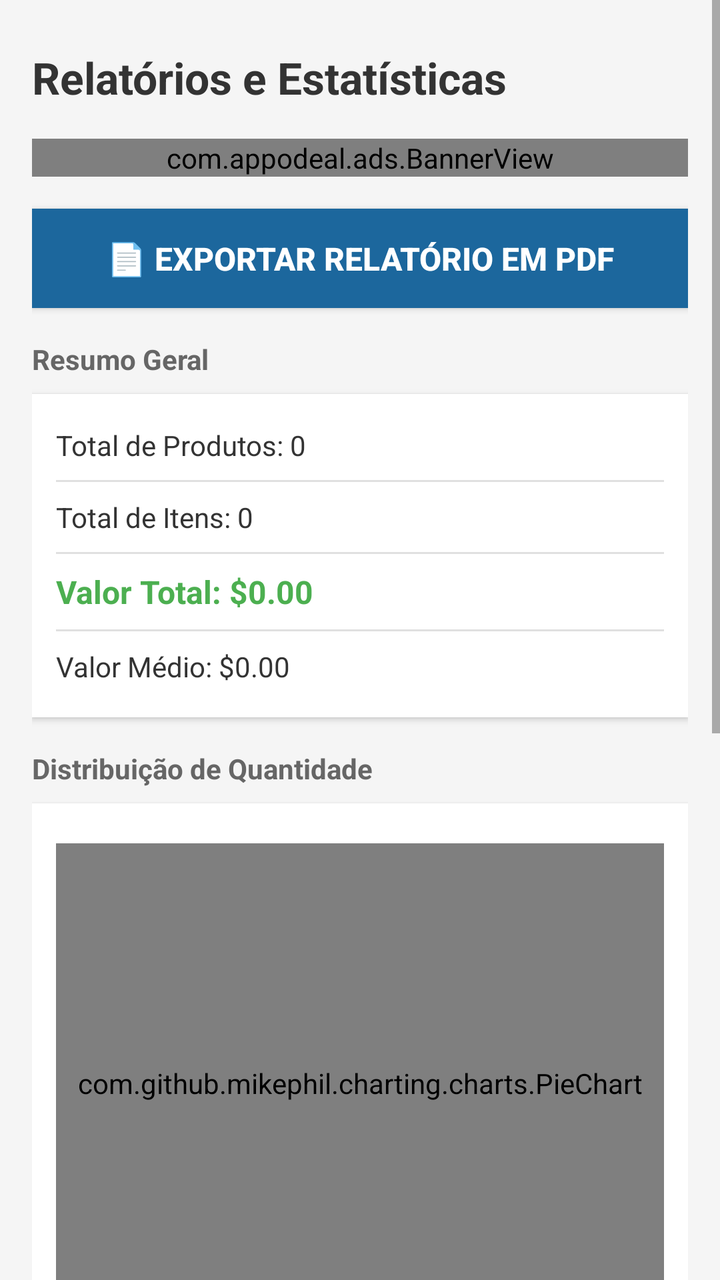
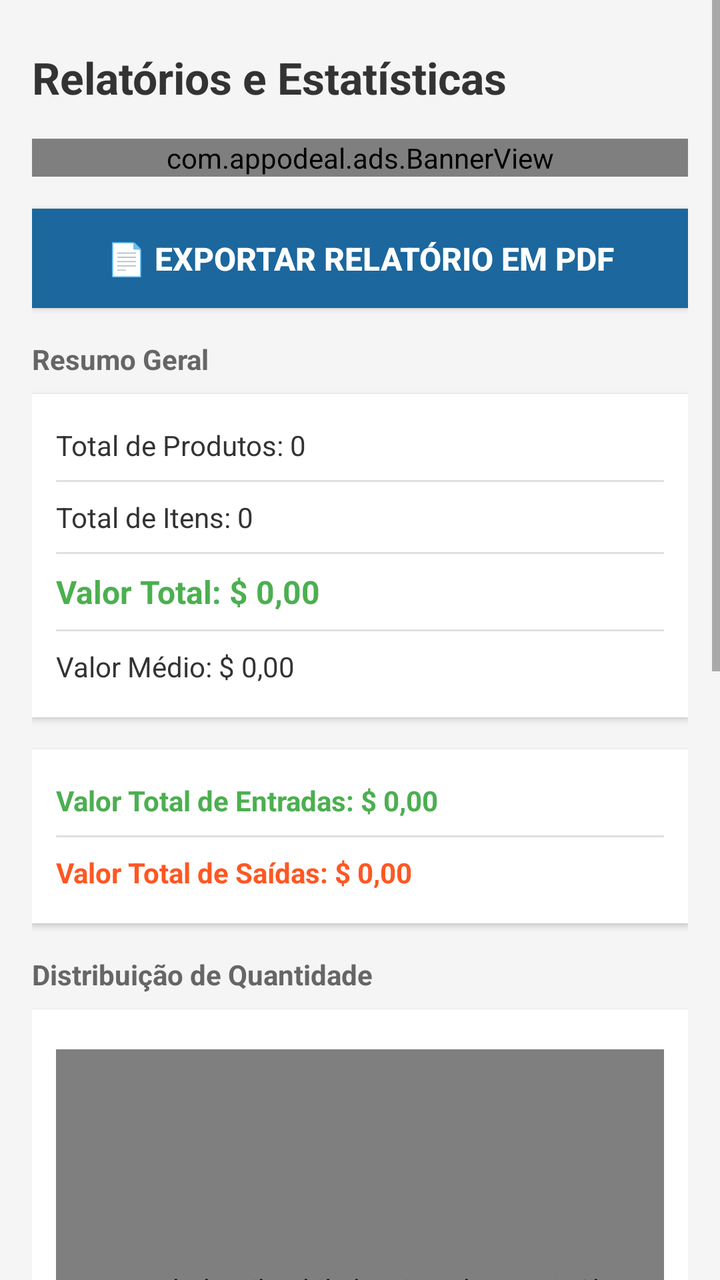

Screens rendered from an Android XML layout before and after an edit, with the pre-edit source and the edit as a unified diff.
<!-- AndroidManifest.xml: application theme CustomActionBarTheme -->
<!-- res/layout/activity_reports.xml -->
<?xml version="1.0" encoding="utf-8"?>
<ScrollView xmlns:android="http://schemas.android.com/apk/res/android"
    xmlns:tools="http://schemas.android.com/tools"
    android:layout_width="match_parent"
    android:layout_height="match_parent"
    android:fitsSystemWindows="true"
    android:background="#F5F5F5"
    tools:context="br.com.gameloop.estoquesimples.ReportsActivity">

    <LinearLayout
        android:layout_width="match_parent"
        android:layout_height="wrap_content"
        android:orientation="vertical"
        android:paddingLeft="@dimen/activity_horizontal_margin"
        android:paddingRight="@dimen/activity_horizontal_margin"
        android:paddingTop="@dimen/activity_vertical_margin"
        android:paddingBottom="@dimen/activity_vertical_margin">

        
        <TextView
            android:layout_width="wrap_content"
            android:layout_height="wrap_content"
            android:textAppearance="?android:attr/textAppearanceLarge"
            android:text="Relatórios e Estatísticas"
            android:id="@+id/reportsTitle"
            android:textStyle="bold"
            android:textColor="#333333"
            android:layout_marginTop="8dp"
            android:layout_marginBottom="16dp" />

        
        <FrameLayout
            android:id="@+id/bannerContainer"
            android:layout_width="match_parent"
            android:layout_height="wrap_content"
            android:layout_marginBottom="16dp"
            android:visibility="visible">

            <com.appodeal.ads.BannerView
                android:id="@+id/appodealBannerView"
                android:layout_width="match_parent"
                android:layout_height="wrap_content"
                android:layout_gravity="center" />

        </FrameLayout>

        
        <Button
            android:id="@+id/btnExportPdf"
            android:layout_width="match_parent"
            android:layout_height="wrap_content"
            android:text="📄 Exportar Relatório em PDF"
            android:textColor="#FFFFFF"
            android:background="@color/colorActionBar"
            android:padding="14dp"
            android:layout_marginBottom="16dp"
            android:textSize="16sp"
            android:textStyle="bold"
            android:elevation="4dp" />

        
        <TextView
            android:layout_width="wrap_content"
            android:layout_height="wrap_content"
            android:text="Resumo Geral"
            android:textStyle="bold"
            android:textColor="#666666"
            android:textSize="14sp"
            android:layout_marginBottom="8dp" />

        <LinearLayout
            android:layout_width="match_parent"
            android:layout_height="wrap_content"
            android:orientation="vertical"
            android:background="#FFFFFF"
            android:padding="12dp"
            android:layout_marginBottom="16dp"
            android:elevation="2dp">

            <TextView
                android:layout_width="match_parent"
                android:layout_height="wrap_content"
                android:textAppearance="?android:attr/textAppearanceSmall"
                android:text="Total de Produtos: 0"
                android:id="@+id/totalProducts"
                android:textColor="#333333"
                android:textSize="14sp"
                android:paddingTop="4dp"
                android:paddingBottom="4dp" />

            <View
                android:layout_width="match_parent"
                android:layout_height="1dp"
                android:background="#E0E0E0"
                android:layout_marginTop="4dp"
                android:layout_marginBottom="4dp" />

            <TextView
                android:layout_width="match_parent"
                android:layout_height="wrap_content"
                android:textAppearance="?android:attr/textAppearanceSmall"
                android:text="Total de Itens: 0"
                android:id="@+id/totalItems"
                android:textColor="#333333"
                android:textSize="14sp"
                android:paddingTop="4dp"
                android:paddingBottom="4dp" />

            <View
                android:layout_width="match_parent"
                android:layout_height="1dp"
                android:background="#E0E0E0"
                android:layout_marginTop="4dp"
                android:layout_marginBottom="4dp" />

            <TextView
                android:layout_width="match_parent"
                android:layout_height="wrap_content"
                android:textAppearance="?android:attr/textAppearanceSmall"
                android:text="Valor Total: $0.00"
                android:id="@+id/totalValue"
                android:textColor="#4CAF50"
                android:textSize="16sp"
                android:textStyle="bold"
                android:paddingTop="4dp"
                android:paddingBottom="4dp" />

            <View
                android:layout_width="match_parent"
                android:layout_height="1dp"
                android:background="#E0E0E0"
                android:layout_marginTop="4dp"
                android:layout_marginBottom="4dp" />

            <TextView
                android:layout_width="match_parent"
                android:layout_height="wrap_content"
                android:textAppearance="?android:attr/textAppearanceSmall"
                android:text="Valor Médio: $0.00"
                android:id="@+id/averageValue"
                android:textColor="#333333"
                android:textSize="14sp"
                android:paddingTop="4dp"
                android:paddingBottom="4dp" />

        </LinearLayout>

        
        <TextView
            android:layout_width="wrap_content"
            android:layout_height="wrap_content"
            android:text="Distribuição de Quantidade"
            android:textStyle="bold"
            android:textColor="#666666"
            android:textSize="14sp"
            android:layout_marginBottom="8dp" />

        <LinearLayout
            android:layout_width="match_parent"
            android:layout_height="wrap_content"
            android:orientation="vertical"
            android:background="#FFFFFF"
            android:padding="12dp"
            android:layout_marginBottom="16dp"
            android:elevation="2dp">

            <com.github.mikephil.charting.charts.PieChart
                android:id="@+id/chart"
                android:layout_width="match_parent"
                android:layout_height="240dp"
                android:layout_marginTop="8dp"
                android:layout_marginBottom="8dp" />

        </LinearLayout>

        
        <TextView
            android:layout_width="wrap_content"
            android:layout_height="wrap_content"
            android:text="Análise de Estoque"
            android:textStyle="bold"
            android:textColor="#666666"
            android:textSize="14sp"
            android:layout_marginBottom="8dp" />

        <LinearLayout
            android:layout_width="match_parent"
            android:layout_height="wrap_content"
            android:orientation="vertical"
            android:background="#FFFFFF"
            android:padding="12dp"
            android:layout_marginBottom="16dp"
            android:elevation="2dp">

            <TextView
                android:layout_width="match_parent"
                android:layout_height="wrap_content"
                android:textAppearance="?android:attr/textAppearanceSmall"
                android:text="Sem informações no momento."
                android:id="@+id/higher"
                android:textColor="#333333"
                android:textSize="14sp"
                android:paddingTop="4dp"
                android:paddingBottom="4dp" />

            <TextView
                android:layout_width="match_parent"
                android:layout_height="wrap_content"
                android:textAppearance="?android:attr/textAppearanceSmall"
                android:text=""
                android:id="@+id/lower"
                android:textColor="#333333"
                android:textSize="14sp"
                android:paddingTop="4dp"
                android:paddingBottom="4dp" />

            <View
                android:id="@+id/dividerLowStock"
                android:layout_width="match_parent"
                android:layout_height="1dp"
                android:background="#E0E0E0"
                android:layout_marginTop="8dp"
                android:layout_marginBottom="8dp"
                android:visibility="gone" />

            <TextView
                android:layout_width="match_parent"
                android:layout_height="wrap_content"
                android:textAppearance="?android:attr/textAppearanceSmall"
                android:text=""
                android:id="@+id/lowStockWarning"
                android:textColor="#FF5722"
                android:textSize="14sp"
                android:textStyle="bold"
                android:paddingTop="4dp"
                android:paddingBottom="4dp"
                android:visibility="gone" />

            <TextView
                android:layout_width="match_parent"
                android:layout_height="wrap_content"
                android:textAppearance="?android:attr/textAppearanceSmall"
                android:text=""
                android:id="@+id/lowStockList"
                android:textColor="#666666"
                android:textSize="13sp"
                android:paddingTop="4dp"
                android:paddingBottom="4dp"
                android:visibility="gone" />

        </LinearLayout>

        
        <TextView
            android:id="@+id/categoryTitle"
            android:layout_width="wrap_content"
            android:layout_height="wrap_content"
            android:text="Produtos por Categoria"
            android:textStyle="bold"
            android:textColor="#666666"
            android:textSize="14sp"
            android:layout_marginBottom="8dp"
            android:visibility="gone" />

        <LinearLayout
            android:id="@+id/categorySection"
            android:layout_width="match_parent"
            android:layout_height="wrap_content"
            android:orientation="vertical"
            android:background="#FFFFFF"
            android:padding="12dp"
            android:layout_marginBottom="16dp"
            android:elevation="2dp"
            android:visibility="gone">

            <TextView
                android:layout_width="match_parent"
                android:layout_height="wrap_content"
                android:textAppearance="?android:attr/textAppearanceSmall"
                android:text=""
                android:id="@+id/categoriesList"
                android:textColor="#333333"
                android:textSize="14sp" />

        </LinearLayout>

        
        <FrameLayout
            android:id="@+id/mrecContainer"
            android:layout_width="wrap_content"
            android:layout_height="wrap_content"
            android:layout_gravity="center"
            android:visibility="visible">

            <com.appodeal.ads.MrecView
                android:id="@+id/appodealMrecView"
                android:layout_width="300dp"
                android:layout_height="250dp"
                android:layout_gravity="center"
                android:layout_marginTop="16dp"
                android:layout_marginBottom="16dp" />

        </FrameLayout>

    </LinearLayout>

</ScrollView>
<!-- resources referenced by this layout -->
<resources>
  <color name="colorActionBar">#ff1c679d</color>
  <dimen name="activity_horizontal_margin">16dp</dimen>
  <dimen name="activity_vertical_margin">16dp</dimen>
  <style name="CustomActionBarTheme" parent="@style/Theme.AppCompat.Light.DarkActionBar">
          <item name="android:actionBarStyle">@style/MyActionBar</item>
          <item name="actionBarStyle">@style/MyActionBar</item>
          <item name="colorPrimary">@color/colorPrimary</item>
          <item name="colorPrimaryDark">@color/colorPrimaryDark</item>
          <item name="colorAccent">@color/colorAccent</item>
          <item name="android:windowLightStatusBar">true</item>
      </style>
  <style name="MyActionBar" parent="@style/Widget.AppCompat.Light.ActionBar.Solid.Inverse">
          <item name="android:background">@color/colorActionBar</item>
          <item name="background">@color/colorActionBar</item>
      </style>
  <color name="colorPrimary">#3F51B5</color>
  <color name="colorPrimaryDark">#303F9F</color>
  <color name="colorAccent">#225aa9</color>
</resources>

<!-- the commit's change to res/layout/activity_reports.xml (unified diff, before → after) -->
@@ -117,7 +117,7 @@
                 android:layout_width="match_parent"
                 android:layout_height="wrap_content"
                 android:textAppearance="?android:attr/textAppearanceSmall"
-                android:text="Valor Total: $0.00"
+                android:text="Valor Total: $ 0,00"
                 android:id="@+id/totalValue"
                 android:textColor="#4CAF50"
                 android:textSize="16sp"
@@ -136,10 +136,53 @@
                 android:layout_width="match_parent"
                 android:layout_height="wrap_content"
                 android:textAppearance="?android:attr/textAppearanceSmall"
-                android:text="Valor Médio: $0.00"
+                android:text="Valor Médio: $ 0,00"
                 android:id="@+id/averageValue"
                 android:textColor="#333333"
                 android:textSize="14sp"
+                android:paddingTop="4dp"
+                android:paddingBottom="4dp" />
+
+        </LinearLayout>
+
+        
+        <LinearLayout
+            android:layout_width="match_parent"
+            android:layout_height="wrap_content"
+            android:orientation="vertical"
+            android:background="#FFFFFF"
+            android:padding="12dp"
+            android:layout_marginBottom="16dp"
+            android:elevation="2dp">
+
+            <TextView
+                android:id="@+id/totalEntryValue"
+                android:layout_width="match_parent"
+                android:layout_height="wrap_content"
+                android:textAppearance="?android:attr/textAppearanceSmall"
+                android:text="Valor Total de Entradas: $ 0,00"
+                android:textColor="#4CAF50"
+                android:textSize="14sp"
+                android:textStyle="bold"
+                android:paddingTop="4dp"
+                android:paddingBottom="4dp" />
+
+            <View
+                android:layout_width="match_parent"
+                android:layout_height="1dp"
+                android:background="#E0E0E0"
+                android:layout_marginTop="4dp"
+                android:layout_marginBottom="4dp" />
+
+            <TextView
+                android:id="@+id/totalExitValue"
+                android:layout_width="match_parent"
+                android:layout_height="wrap_content"
+                android:textAppearance="?android:attr/textAppearanceSmall"
+                android:text="Valor Total de Saídas: $ 0,00"
+                android:textColor="#FF5722"
+                android:textSize="14sp"
+                android:textStyle="bold"
                 android:paddingTop="4dp"
                 android:paddingBottom="4dp" />
 
